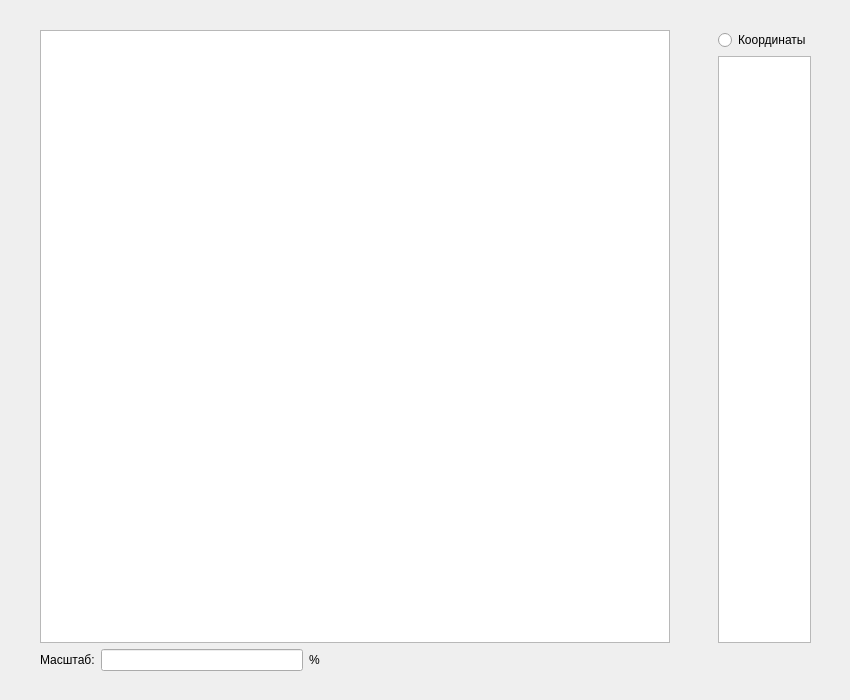
Qt form lab_01_22/solutionpopup.ui (Oolonge/computer-graphics) before a commit.
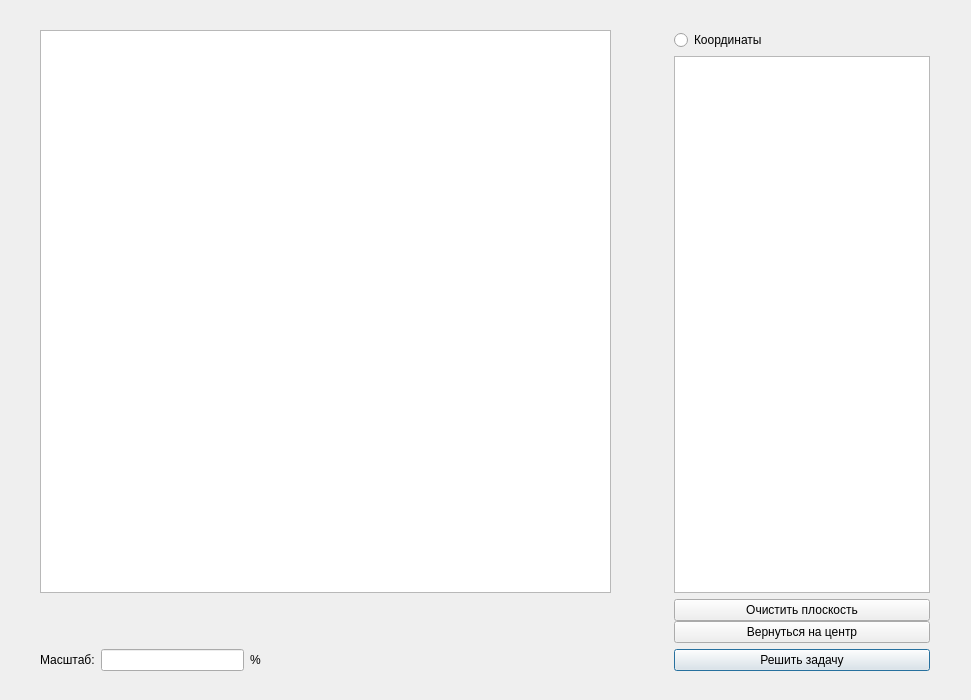
The same form after that commit.

Diff of the .ui file:
```diff
--- a/lab_01_22/solutionpopup.ui
+++ b/lab_01_22/solutionpopup.ui
@@ -6,7 +6,7 @@
    <rect>
     <x>0</x>
     <y>0</y>
-    <width>850</width>
+    <width>971</width>
     <height>700</height>
    </rect>
   </property>
@@ -18,21 +18,34 @@
     <rect>
      <x>40</x>
      <y>30</y>
-     <width>771</width>
+     <width>890</width>
      <height>641</height>
     </rect>
    </property>
    <layout class="QGridLayout" name="gridLayout" columnstretch="0,0,0">
-    <item row="0" column="2">
-     <widget class="QRadioButton" name="showCoordinatesRadio">
-      <property name="sizePolicy">
-       <sizepolicy hsizetype="Minimum" vsizetype="Minimum">
-        <horstretch>0</horstretch>
-        <verstretch>0</verstretch>
-       </sizepolicy>
+    <property name="horizontalSpacing">
+     <number>-1</number>
+    </property>
+    <item row="1" column="1">
+     <spacer name="horizontalSpacer_2">
+      <property name="orientation">
+       <enum>Qt::Horizontal</enum>
       </property>
+      <property name="sizeType">
+       <enum>QSizePolicy::Fixed</enum>
+      </property>
+      <property name="sizeHint" stdset="0">
+       <size>
+        <width>57</width>
+        <height>20</height>
+       </size>
+      </property>
+     </spacer>
+    </item>
+    <item row="3" column="2">
+     <widget class="QPushButton" name="solveButton">
       <property name="text">
-       <string>Координаты</string>
+       <string>Решить задачу</string>
       </property>
      </widget>
     </item>
@@ -47,6 +60,22 @@
      </widget>
     </item>
     <item row="2" column="0">
+     <spacer name="verticalSpacer">
+      <property name="orientation">
+       <enum>Qt::Vertical</enum>
+      </property>
+      <property name="sizeType">
+       <enum>QSizePolicy::Fixed</enum>
+      </property>
+      <property name="sizeHint" stdset="0">
+       <size>
+        <width>20</width>
+        <height>40</height>
+       </size>
+      </property>
+     </spacer>
+    </item>
+    <item row="3" column="0">
      <layout class="QHBoxLayout" name="horizontalLayout">
       <item>
        <widget class="QLabel" name="label">
@@ -83,29 +112,13 @@
       </item>
      </layout>
     </item>
-    <item row="1" column="1">
-     <spacer name="horizontalSpacer_2">
-      <property name="orientation">
-       <enum>Qt::Horizontal</enum>
-      </property>
-      <property name="sizeType">
-       <enum>QSizePolicy::Fixed</enum>
-      </property>
-      <property name="sizeHint" stdset="0">
-       <size>
-        <width>42</width>
-        <height>20</height>
-       </size>
-      </property>
-     </spacer>
-    </item>
     <item row="1" column="2">
      <widget class="QTableView" name="pointsView">
       <property name="enabled">
        <bool>true</bool>
       </property>
       <property name="sizePolicy">
-       <sizepolicy hsizetype="Ignored" vsizetype="Expanding">
+       <sizepolicy hsizetype="Fixed" vsizetype="Expanding">
         <horstretch>0</horstretch>
         <verstretch>0</verstretch>
        </sizepolicy>
@@ -118,6 +131,49 @@
       </property>
      </widget>
     </item>
+    <item row="0" column="2">
+     <widget class="QRadioButton" name="showCoordinatesRadio">
+      <property name="sizePolicy">
+       <sizepolicy hsizetype="Minimum" vsizetype="Minimum">
+        <horstretch>0</horstretch>
+        <verstretch>0</verstretch>
+       </sizepolicy>
+      </property>
+      <property name="text">
+       <string>Координаты</string>
+      </property>
+     </widget>
+    </item>
+    <item row="2" column="2">
+     <layout class="QVBoxLayout" name="verticalLayout_2">
+      <property name="spacing">
+       <number>0</number>
+      </property>
+      <property name="leftMargin">
+       <number>0</number>
+      </property>
+      <property name="topMargin">
+       <number>0</number>
+      </property>
+      <property name="rightMargin">
+       <number>0</number>
+      </property>
+      <item>
+       <widget class="QPushButton" name="clearPlaneButton">
+        <property name="text">
+         <string>Очистить плоскость</string>
+        </property>
+       </widget>
+      </item>
+      <item>
+       <widget class="QPushButton" name="toCetnerButton">
+        <property name="text">
+         <string>Вернуться на центр</string>
+        </property>
+       </widget>
+      </item>
+     </layout>
+    </item>
    </layout>
   </widget>
  </widget>
```
Left out of the diff: 2 changed lines with no effect on the pictures.
